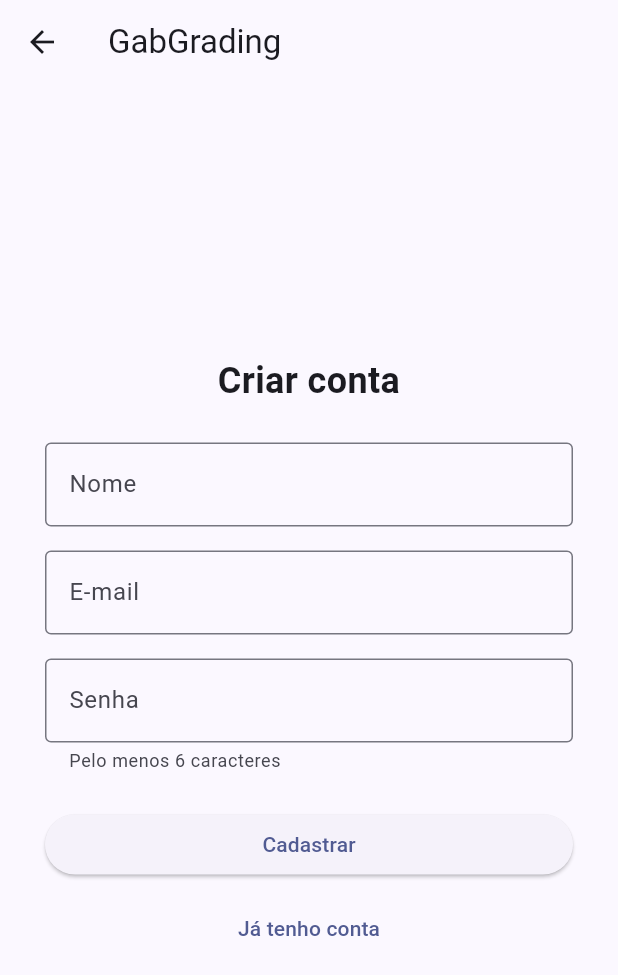
After one commit to devagnerlp/projetosflutter, a Flutter app: the CadastroScreen screen opened directly, on a phone screen of 412 x 824 dp. The commit adds this screen. Shown: the top 975 px of the screen. Run offline on Flutter 3.47's test engine with Material 3 defaults, Android fonts, the phone set to English and light mode, and no system bars.

Commit message:
a tela de cadastro e o teste de telas

```diff
--- a/gab_grading/frontend/lib/main.dart
+++ b/gab_grading/frontend/lib/main.dart
@@ -1,6 +1,7 @@
 import 'package:flutter/material.dart';
 
 import 'telas/login_screen.dart';
+import 'telas/cadastro_screen.dart';
 
 void main() {
   runApp(const GabGradingApp());
@@ -15,6 +16,7 @@ class GabGradingApp extends StatelessWidget {
       debugShowCheckedModeBanner: false,
       theme: ThemeData(colorSchemeSeed: Colors.indigo),
       home: const LoginScreen(),
+      //home: const CadastroScreen(),
     );
   }
 }
--- /dev/null
+++ b/gab_grading/frontend/lib/telas/cadastro_screen.dart
@@ -0,0 +1,64 @@
+import 'package:flutter/material.dart';
+
+class CadastroScreen extends StatelessWidget {
+  const CadastroScreen({super.key});
+
+  @override
+  Widget build(BuildContext context) {
+    return Scaffold(
+      appBar: AppBar(title: const Text('GabGrading')),
+      body: Center(
+        child: SingleChildScrollView(
+          child: Container(
+            constraints: const BoxConstraints(maxWidth: 400),
+            padding: const EdgeInsets.all(24),
+            child: Column(
+              crossAxisAlignment: CrossAxisAlignment.stretch,
+              children: [
+                const Text(
+                  'Criar conta',
+                  textAlign: TextAlign.center,
+                  style: TextStyle(fontSize: 24, fontWeight: FontWeight.bold),
+                ),
+                const SizedBox(height: 24),
+                const TextField(
+                  decoration: InputDecoration(
+                    labelText: 'Nome',
+                    border: OutlineInputBorder(),
+                  ),
+                ),
+                const SizedBox(height: 16),
+                const TextField(
+                  decoration: InputDecoration(
+                    labelText: 'E-mail',
+                    border: OutlineInputBorder(),
+                  ),
+                  keyboardType: TextInputType.emailAddress,
+                ),
+                const SizedBox(height: 16),
+                const TextField(
+                  decoration: InputDecoration(
+                    labelText: 'Senha',
+                    helperText: 'Pelo menos 6 caracteres',
+                    border: OutlineInputBorder(),
+                  ),
+                  obscureText: true,
+                ),
+                const SizedBox(height: 24),
+                ElevatedButton(
+                  onPressed: () {},
+                  child: const Text('Cadastrar'),
+                ),
+                const SizedBox(height: 8),
+                TextButton(
+                  onPressed: () {},
+                  child: const Text('Já tenho conta'),
+                ),
+              ],
+            ),
+          ),
+        ),
+      ),
+    );
+  }
+}
```
Also changed, not shown: 1 other file.
